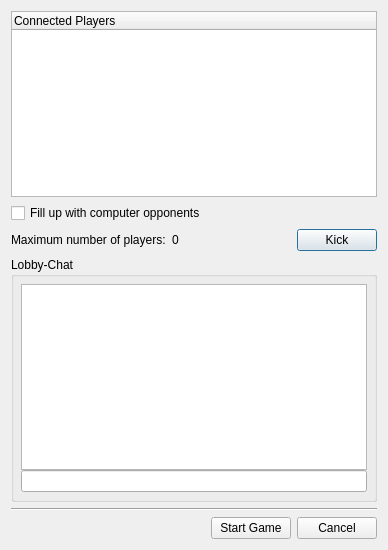
First picture: the form in src/gui/qt/startnetworkgamedialog.ui, repository pokerth/pokerth, before the edit.
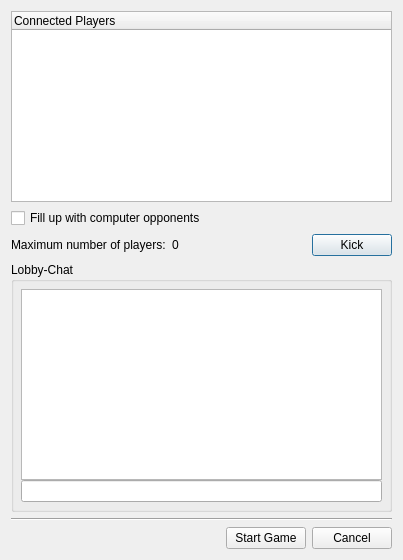
Second picture: the form after the edit.

What changed in the file:
```diff
--- a/src/gui/qt/startnetworkgamedialog.ui
+++ b/src/gui/qt/startnetworkgamedialog.ui
@@ -5,8 +5,8 @@
    <rect>
     <x>0</x>
     <y>0</y>
-    <width>388</width>
-    <height>550</height>
+    <width>403</width>
+    <height>560</height>
    </rect>
   </property>
   <property name="windowTitle" >
```
